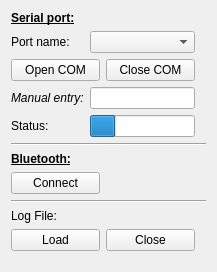
Above: ui/w_config.ui from JFDuval/flexsea-plan before the change. Below: the same form after it.
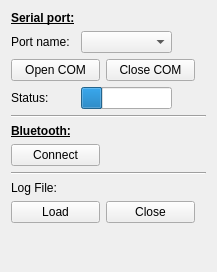
That is the form after the change.

Commit message: Completely removed the Manual Entry option. Better COM port management. Hot plugging still display the wrong port (if the latest has a lower number), but it's only visual. To be fixed latter.

Diff of the .ui file:
```diff
--- a/ui/w_config.ui
+++ b/ui/w_config.ui
@@ -22,7 +22,7 @@
   <layout class="QVBoxLayout" name="verticalLayout">
    <item>
     <layout class="QGridLayout" name="gridLayout">
-     <item row="4" column="1">
+     <item row="3" column="1">
       <widget class="QProgressBar" name="comProgressBar">
        <property name="maximumSize">
         <size>
@@ -38,14 +38,7 @@
        </property>
       </widget>
      </item>
-     <item row="4" column="0">
-      <widget class="QLabel" name="label_4">
-       <property name="text">
-        <string>Status:</string>
-       </property>
-      </widget>
-     </item>
-     <item row="4" column="2">
+     <item row="3" column="2">
       <layout class="QHBoxLayout" name="horizontalLayout_2">
        <item>
         <spacer name="horizontalSpacer_2">
@@ -65,28 +58,10 @@
        </item>
       </layout>
      </item>
-     <item row="3" column="1">
-      <widget class="QLineEdit" name="comPortTxt">
-       <property name="sizePolicy">
-        <sizepolicy hsizetype="Fixed" vsizetype="Fixed">
-         <horstretch>0</horstretch>
-         <verstretch>0</verstretch>
-        </sizepolicy>
-       </property>
-       <property name="minimumSize">
-        <size>
-         <width>100</width>
-         <height>0</height>
-        </size>
-       </property>
-       <property name="maximumSize">
-        <size>
-         <width>110</width>
-         <height>16777215</height>
-        </size>
-       </property>
-       <property name="toolTip">
-        <string/>
+     <item row="3" column="0">
+      <widget class="QLabel" name="label_4">
+       <property name="text">
+        <string>Status:</string>
        </property>
       </widget>
      </item>
@@ -100,20 +75,6 @@
        </property>
       </widget>
      </item>
-     <item row="3" column="0">
-      <widget class="QLabel" name="label_ManEntry">
-       <property name="text">
-        <string>&lt;html&gt;&lt;head/&gt;&lt;body&gt;&lt;p&gt;&lt;span style=&quot; font-style:italic;&quot;&gt;Manual entry:&lt;/span&gt;&lt;/p&gt;&lt;/body&gt;&lt;/html&gt;</string>
-       </property>
-      </widget>
-     </item>
-     <item row="0" column="0">
-      <widget class="QLabel" name="label">
-       <property name="text">
-        <string>&lt;html&gt;&lt;head/&gt;&lt;body&gt;&lt;p&gt;&lt;span style=&quot; font-weight:600; text-decoration: underline;&quot;&gt;Serial port:&lt;/span&gt;&lt;/p&gt;&lt;/body&gt;&lt;/html&gt;</string>
-       </property>
-      </widget>
-     </item>
      <item row="1" column="0">
       <widget class="QLabel" name="label_2">
        <property name="text">
@@ -121,6 +82,13 @@
        </property>
       </widget>
      </item>
+     <item row="0" column="0">
+      <widget class="QLabel" name="label">
+       <property name="text">
+        <string>&lt;html&gt;&lt;head/&gt;&lt;body&gt;&lt;p&gt;&lt;span style=&quot; font-weight:600; text-decoration: underline;&quot;&gt;Serial port:&lt;/span&gt;&lt;/p&gt;&lt;/body&gt;&lt;/html&gt;</string>
+       </property>
+      </widget>
+     </item>
      <item row="2" column="0" colspan="3">
       <layout class="QHBoxLayout" name="horizontalLayout_3">
        <item>
```
The commit also changes 2 other files.
